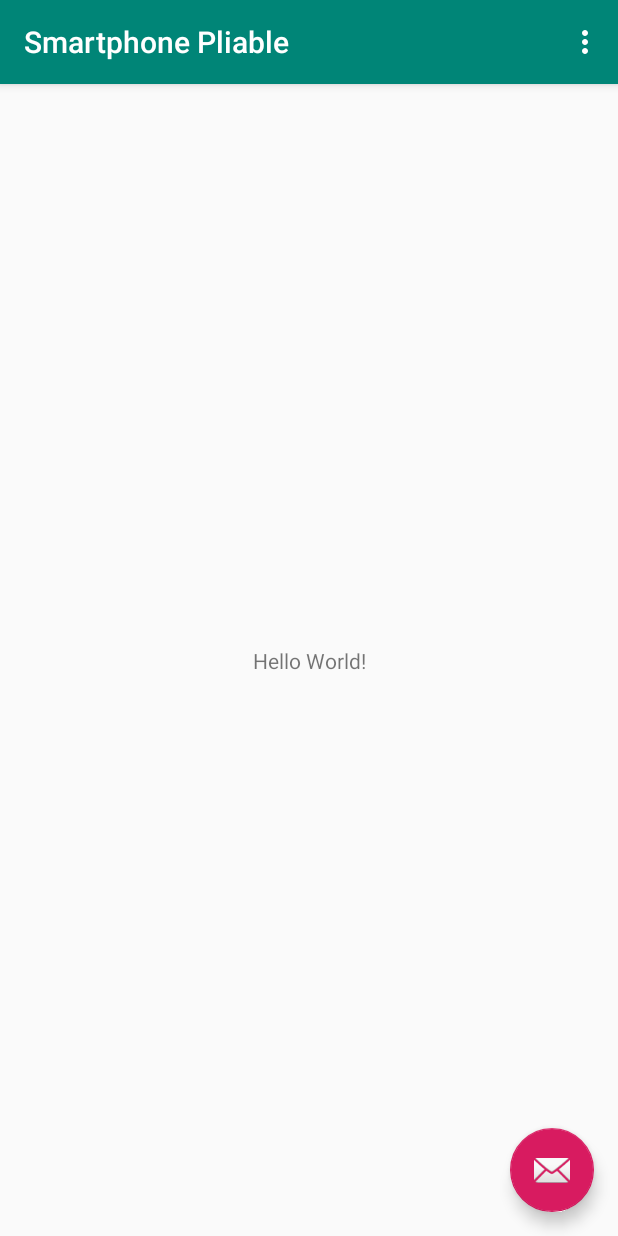
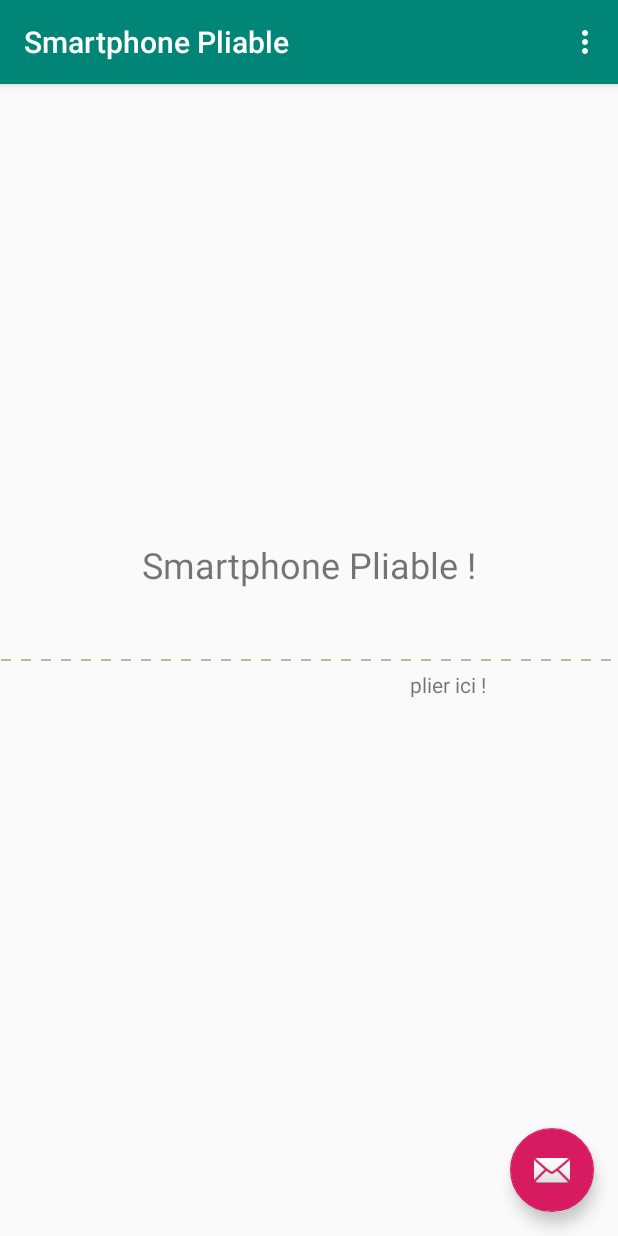
Before and after one commit to ysimonx/Smartphone-Pliable, an Android app: the screen it shows after launch (MainActivity), on a phone screen of 412 x 824 dp. Run offline under Robolectric (Android 15) with nearby library versions, the phone set to English and light mode, and no system bars.

Commit message:
ajout de la ligne où plier l'écran du smartphone

```diff
--- /dev/null
+++ b/app/src/main/res/drawable/dotted.xml
@@ -0,0 +1,2 @@
+<?xml version="1.0" encoding="utf-8"?>
+<shape xmlns:android="http://schemas.android.com/apk/res/android" android:shape="line"> <stroke android:color="#C7B299" android:dashWidth="10px" android:dashGap="10px" android:width="1dp"/> </shape>
--- a/app/src/main/res/layout/content_main.xml
+++ b/app/src/main/res/layout/content_main.xml
@@ -9,12 +9,37 @@
     tools:showIn="@layout/activity_main">
 
     <TextView
+        android:id="@+id/textView"
         android:layout_width="wrap_content"
         android:layout_height="wrap_content"
-        android:text="Hello World!"
+        android:text="Smartphone Pliable !"
+        android:textSize="24sp"
+        app:layout_constraintBottom_toBottomOf="parent"
+        app:layout_constraintLeft_toLeftOf="parent"
+        app:layout_constraintRight_toRightOf="parent"
+        app:layout_constraintTop_toTopOf="parent"
+        app:layout_constraintVertical_bias="0.413" />
+
+
+    <ImageView
+        android:id="@+id/imageView"
+        android:layout_width="match_parent"
+        android:layout_height="5dp"
+        android:layerType="software"
+        android:src="@drawable/dotted"
         app:layout_constraintBottom_toBottomOf="parent"
         app:layout_constraintLeft_toLeftOf="parent"
         app:layout_constraintRight_toRightOf="parent"
         app:layout_constraintTop_toTopOf="parent" />
 
+    <TextView
+        android:id="@+id/textView2"
+        android:layout_width="wrap_content"
+        android:layout_height="wrap_content"
+        android:layout_marginTop="4dp"
+        android:layout_marginEnd="88dp"
+        android:text="plier ici !"
+        app:layout_constraintEnd_toEndOf="@+id/imageView"
+        app:layout_constraintTop_toBottomOf="@+id/imageView" />
+
 </android.support.constraint.ConstraintLayout>
```
Also changed, not shown: 1 other file.
